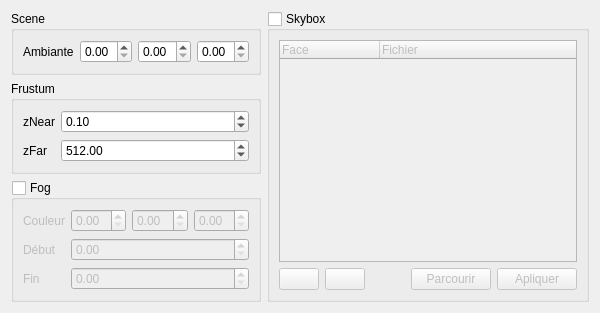
b4n92uid/theball-editor, file sources/environment.ui: the form before one commit.
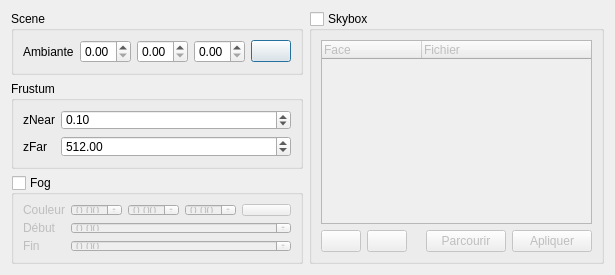
The form after the commit. Icons and pictures are not drawn.

What changed in the file:
```diff
--- a/sources/environment.ui
+++ b/sources/environment.ui
@@ -6,10 +6,16 @@
    <rect>
     <x>0</x>
     <y>0</y>
-    <width>600</width>
-    <height>271</height>
+    <width>615</width>
+    <height>275</height>
    </rect>
   </property>
+  <property name="minimumSize">
+   <size>
+    <width>615</width>
+    <height>275</height>
+   </size>
+  </property>
   <property name="windowTitle">
    <string>Environement</string>
   </property>
@@ -62,6 +68,17 @@
           </property>
          </widget>
         </item>
+        <item>
+         <widget class="QPushButton" name="ambient_pick">
+          <property name="text">
+           <string/>
+          </property>
+          <property name="icon">
+           <iconset resource="ressource.qrc">
+            <normaloff>:/Medias/medias/colour_picker.png</normaloff>:/Medias/medias/colour_picker.png</iconset>
+          </property>
+         </widget>
+        </item>
        </layout>
       </item>
      </layout>
@@ -124,6 +141,17 @@
           </property>
          </widget>
         </item>
+        <item>
+         <widget class="QPushButton" name="fog_pick">
+          <property name="text">
+           <string/>
+          </property>
+          <property name="icon">
+           <iconset resource="ressource.qrc">
+            <normaloff>:/Medias/medias/colour_picker.png</normaloff>:/Medias/medias/colour_picker.png</iconset>
+          </property>
+         </widget>
+        </item>
        </layout>
       </item>
       <item row="1" column="0">
```
